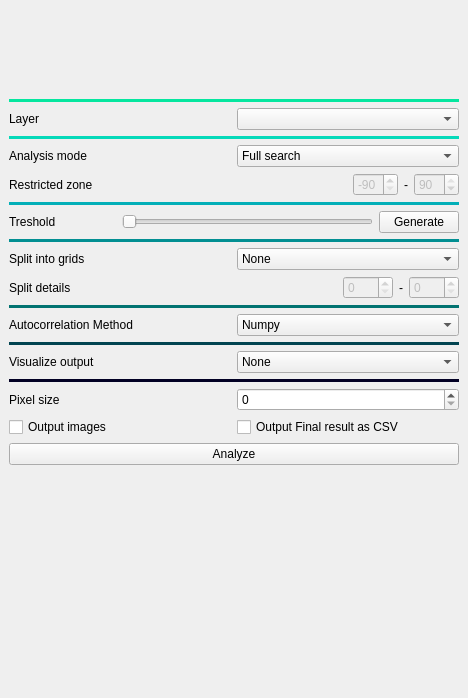
Before: the Qt Designer form UI.ui in KowaskiAnalytics/Napari, drawn with Qt 5.
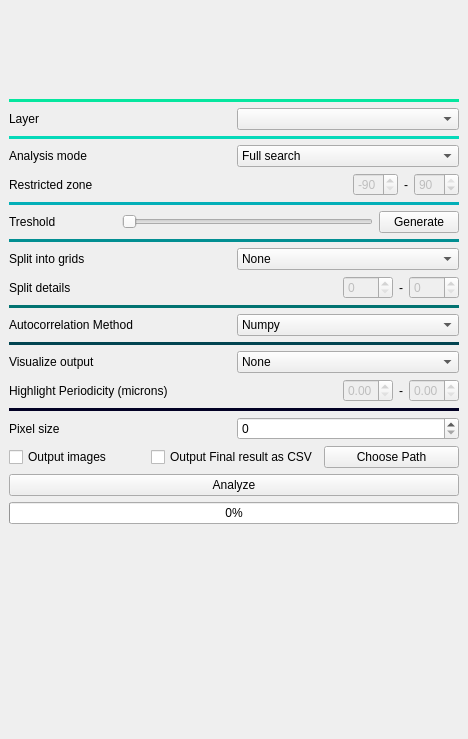
After: the same form once the commit is applied. Icons and pictures are not drawn.

Commit message: Test before destruction maybe

What changed in the file:
```diff
--- a/UI.ui
+++ b/UI.ui
@@ -7,7 +7,7 @@
     <x>0</x>
     <y>0</y>
     <width>468</width>
-    <height>698</height>
+    <height>739</height>
    </rect>
   </property>
   <property name="windowTitle">
@@ -478,6 +478,63 @@
         </item>
        </layout>
       </item>
+      <item>
+       <layout class="QHBoxLayout" name="horizontalLayout_14">
+        <item>
+         <widget class="QLabel" name="label_15">
+          <property name="text">
+           <string>Highlight Periodicity (microns)</string>
+          </property>
+         </widget>
+        </item>
+        <item>
+         <spacer name="horizontalSpacer_4">
+          <property name="orientation">
+           <enum>Qt::Horizontal</enum>
+          </property>
+          <property name="sizeHint" stdset="0">
+           <size>
+            <width>40</width>
+            <height>20</height>
+           </size>
+          </property>
+         </spacer>
+        </item>
+        <item>
+         <widget class="QDoubleSpinBox" name="doubleSpinBox_visLeft">
+          <property name="enabled">
+           <bool>false</bool>
+          </property>
+          <property name="maximumSize">
+           <size>
+            <width>50</width>
+            <height>16777215</height>
+           </size>
+          </property>
+         </widget>
+        </item>
+        <item alignment="Qt::AlignHCenter">
+         <widget class="QLabel" name="label_16">
+          <property name="text">
+           <string>-</string>
+          </property>
+         </widget>
+        </item>
+        <item>
+         <widget class="QDoubleSpinBox" name="doubleSpinBox_visRight">
+          <property name="enabled">
+           <bool>false</bool>
+          </property>
+          <property name="maximumSize">
+           <size>
+            <width>50</width>
+            <height>16777215</height>
+           </size>
+          </property>
+         </widget>
+        </item>
+       </layout>
+      </item>
       <item>
        <widget class="Line" name="line_19">
         <property name="styleSheet">
@@ -522,6 +579,13 @@
           </property>
          </widget>
         </item>
+        <item>
+         <widget class="QPushButton" name="pushButton_File">
+          <property name="text">
+           <string>Choose Path</string>
+          </property>
+         </widget>
+        </item>
        </layout>
       </item>
       <item>
@@ -531,6 +595,13 @@
         </property>
        </widget>
       </item>
+      <item>
+       <widget class="QProgressBar" name="progressBar">
+        <property name="value">
+         <number>0</number>
+        </property>
+       </widget>
+      </item>
      </layout>
     </item>
     <item>
```
Left out of the diff: 4 changed lines with no effect on the pictures. The commit also changes 1 other file.
